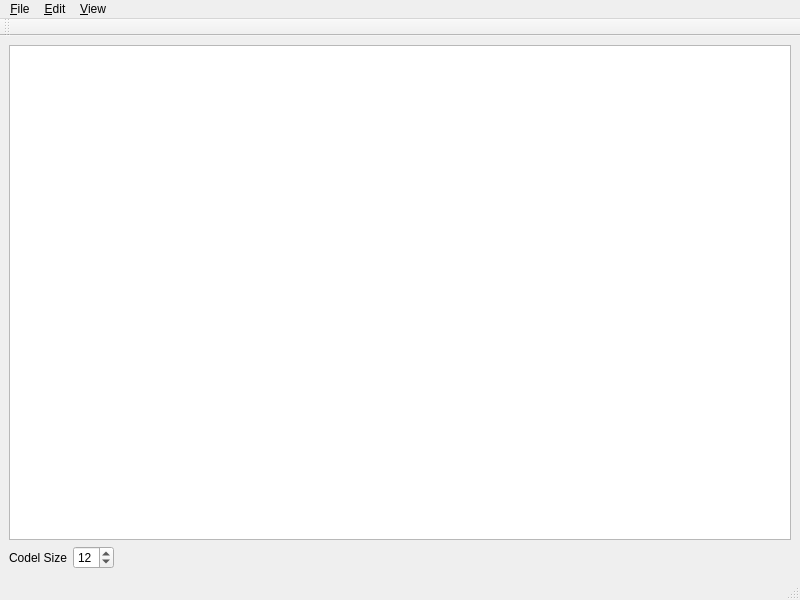
This is MainWindow.ui in Ramblurr/PietCreator as Qt 5 draws it before an edit. The edited form follows.
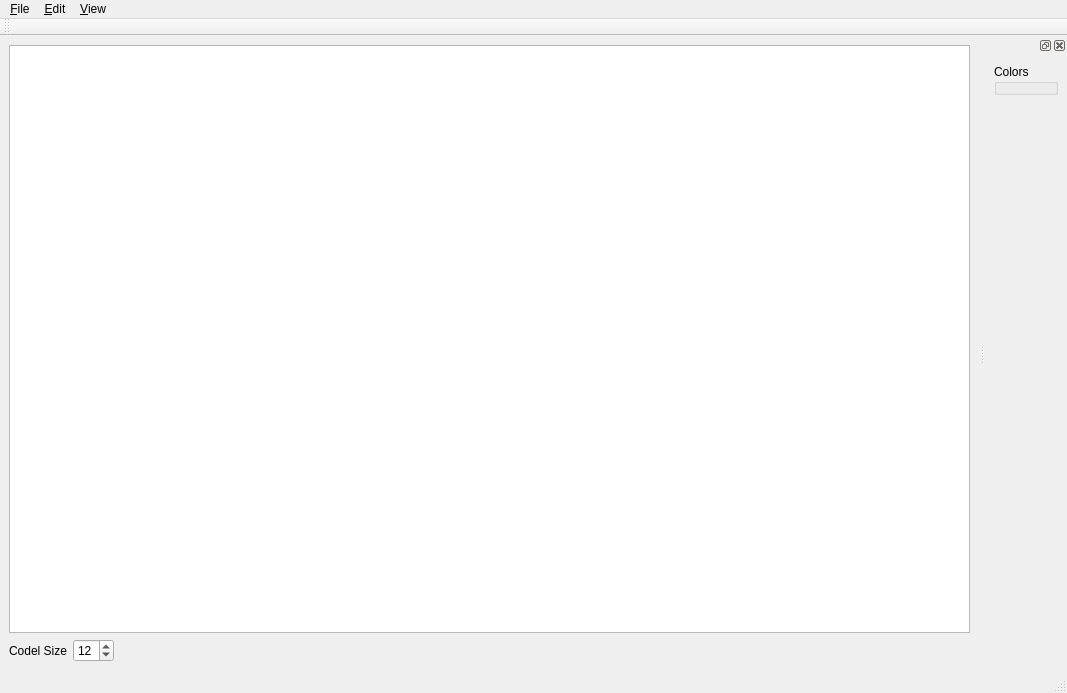
This is the edited form.

Commit message: Add some KDE color classes, and add the color selector widgets to the right dock.

Diff of the .ui file:
```diff
--- a/MainWindow.ui
+++ b/MainWindow.ui
@@ -6,15 +6,15 @@
    <rect>
     <x>0</x>
     <y>0</y>
-    <width>800</width>
-    <height>600</height>
+    <width>1067</width>
+    <height>693</height>
    </rect>
   </property>
   <property name="windowTitle">
    <string>MainWindow</string>
   </property>
   <widget class="QWidget" name="centralwidget">
-   <layout class="QVBoxLayout" name="verticalLayout">
+   <layout class="QVBoxLayout" name="verticalLayout_2">
     <item>
      <widget class="QTableView" name="mView">
       <attribute name="horizontalHeaderVisible">
@@ -75,7 +75,7 @@
     <rect>
      <x>0</x>
      <y>0</y>
-     <width>800</width>
+     <width>1067</width>
      <height>22</height>
     </rect>
    </property>
@@ -117,6 +117,35 @@
     <bool>false</bool>
    </attribute>
   </widget>
+  <widget class="QDockWidget" name="dockWidget">
+   <attribute name="dockWidgetArea">
+    <number>2</number>
+   </attribute>
+   <widget class="QWidget" name="mDockContents">
+    <layout class="QVBoxLayout" name="verticalLayout">
+     <item>
+      <widget class="QGroupBox" name="mColorBox">
+       <property name="title">
+        <string>Colors</string>
+       </property>
+      </widget>
+     </item>
+     <item>
+      <spacer name="verticalSpacer">
+       <property name="orientation">
+        <enum>Qt::Vertical</enum>
+       </property>
+       <property name="sizeHint" stdset="0">
+        <size>
+         <width>20</width>
+         <height>40</height>
+        </size>
+       </property>
+      </spacer>
+     </item>
+    </layout>
+   </widget>
+  </widget>
   <action name="actionToggleGrid">
    <property name="text">
     <string>Toggle &amp;Grid</string>
```
The commit also changes 10 other files.
